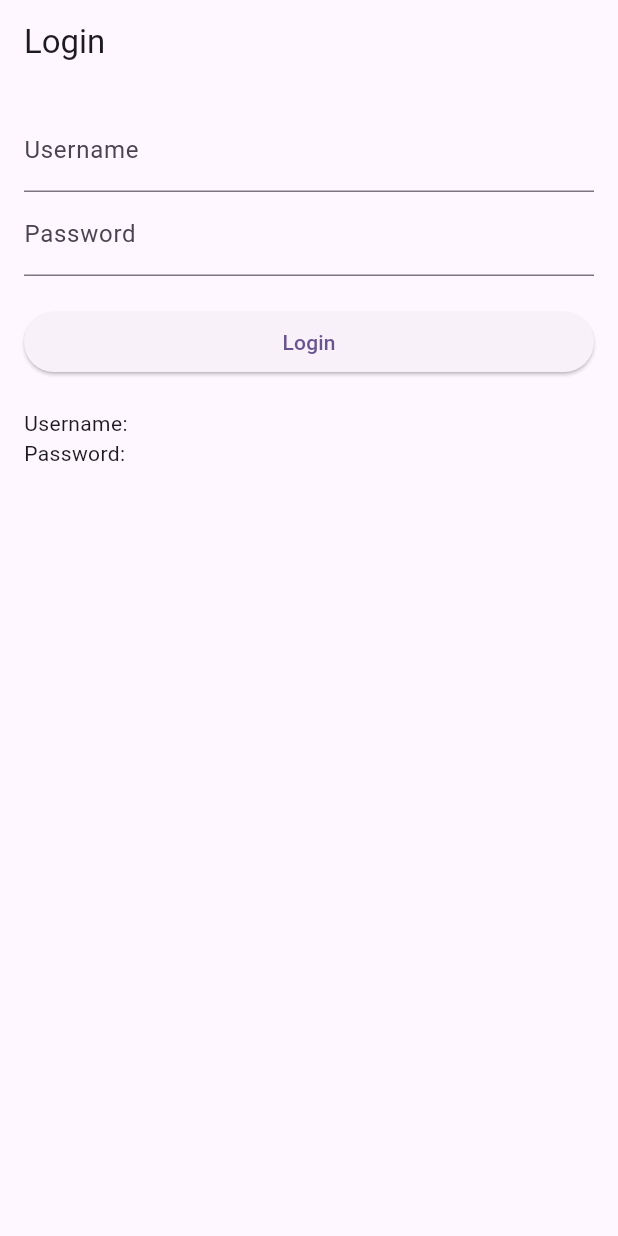
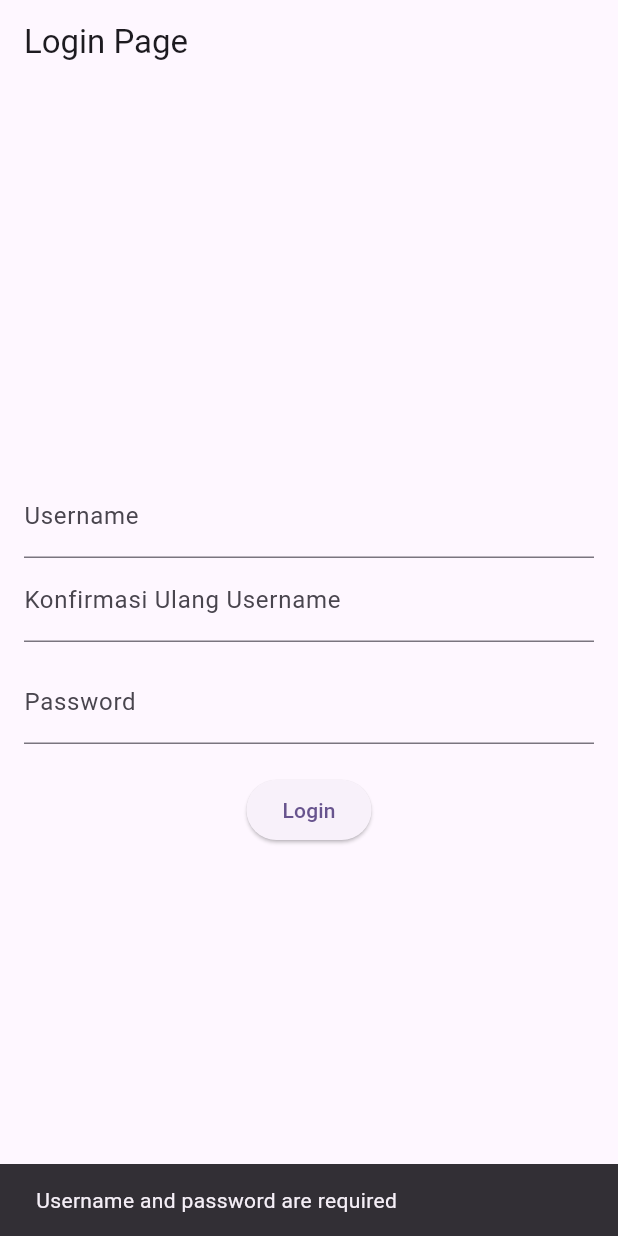
Before and after one commit to bagussatt/Gemah_Ripah_Hijau, a Flutter app: the screen it shows after launch, after a tap on "Login", on a phone screen of 412 x 824 dp. Run offline on Flutter 3.47's test engine with Material 3 defaults, Android fonts, the phone set to English and light mode, and no system bars; our stand-ins replace flutter_rating_bar, geocoding, geolocator, google_maps_flutter, image_picker; network calls fail.

Commit message:
"Refactor login functionality, update user model, and modify UI components"

```diff
--- /dev/null
+++ b/devtools_options.yaml
@@ -0,0 +1,3 @@
+description: This file stores settings for Dart & Flutter DevTools.
+documentation: https://docs.flutter.dev/tools/devtools/extensions#configure-extension-enablement-states
+extensions:
--- a/lib/controllers/login_controller.dart
+++ b/lib/controllers/login_controller.dart
@@ -1,12 +1,16 @@
 import 'package:grhijau/models/user.dart';
-import 'package:grhijau/repositories/UserRepository.dart';
+import 'package:grhijau/sevices/authservice.dart'; // Pastikan penulisan nama file dan import benar
 
-class LoginController {
-  final UserRepository userRepository;
+class UserController {
+  final AuthService _authService = AuthService();
 
-  LoginController({required this.userRepository});
-
-  Future<User?> login(String username, String password) {
-    return userRepository.login(username, password);
+  Future<User> login(String username, String password) async {
+    try {
+      // Panggil fungsi login dari AuthService
+      User user = await _authService.login(username, password);
+      return user; // Kembalikan objek User jika login berhasil
+    } catch (e) {
+      throw e; // lempar kembali error jika terjadi kesalahan
+    }
   }
 }
--- a/lib/models/homeuser.dart
+++ /dev/null
@@ -1,15 +0,0 @@
-class User {
-  final int id;
-  final String username;
-  final String role;
-
-  User({required this.id, required this.username, required this.role});
-
-  factory User.fromJson(Map<String, dynamic> json) {
-    return User(
-      id: json['user_id'],
-      username: json['username'],
-      role: json['role'],
-    );
-  }
-}
--- a/lib/models/user.dart
+++ b/lib/models/user.dart
@@ -3,18 +3,17 @@ class User {
   final String username;
   final String role;
 
-  User({required this.id, required this.username, required this.role});
+  User({
+    required this.id,
+    required this.username,
+    required this.role,
+  });
 
-  factory User.fromJson(Map<String, dynamic>? json) {
-    if (json == null) {
-      throw FormatException("Invalid JSON format");
-    }
-
+  factory User.fromJson(Map<String, dynamic> json) {
     return User(
-      id: json['user_id'] ?? 0, // Ganti dengan nilai default sesuai kebutuhan
-      username:
-          json['username'] ?? '', // Ganti dengan nilai default sesuai kebutuhan
-      role: json['role'] ?? '', // Ganti dengan nilai default sesuai kebutuhan
+      id: json['id'] ?? 0,
+      username: json['username'] ?? "",
+      role: json['role'] ?? "",
     );
   }
 }
--- a/lib/repositories/UserRepository.dart
+++ b/lib/repositories/UserRepository.dart
@@ -1,23 +1,26 @@
+import 'package:http/http.dart' as http;
+import 'dart:convert';
 import 'package:grhijau/models/user.dart';
-import 'dart:convert';
-
-import 'package:grhijau/sevices/authservice.dart';
 
 class UserRepository {
-  final ApiService apiService;
+  final String baseUrl =
+      'http://10.0.2.2:3000/users'; // Sesuaikan dengan base URL backend Anda
 
-  UserRepository({required this.apiService});
-
-  Future<User?> login(String username, String password) async {
-    final response = await apiService.post('/users/login', {
-      'username': username,
-      'password': password,
-    });
+  Future<User> login(String username, String password) async {
+    final response = await http.post(
+      Uri.parse('$baseUrl/login'),
+      headers: {'Content-Type': 'application/json'},
+      body: json.encode({
+        'username': username,
+        'password': password,
+      }),
+    );
 
     if (response.statusCode == 200) {
-      return User.fromJson(jsonDecode(response.body));
+      final responseBody = json.decode(response.body);
+      return User.fromJson(responseBody); // Pastikan User.fromJson sudah sesuai dengan struktur JSON
     } else {
-      return null;
+      throw Exception('Failed to login: ${response.body}');
     }
   }
 }
--- a/lib/screens/user/login_page.dart
+++ b/lib/screens/user/login_page.dart
@@ -1,10 +1,7 @@
 import 'package:flutter/material.dart';
-import 'package:grhijau/controllers/login_controller.dart';
-import 'package:grhijau/models/user.dart';
-import 'package:grhijau/repositories/UserRepository.dart';
-import 'package:grhijau/screens/admin/adminhome_page.dart';
-import 'package:grhijau/screens/user/userhome_page.dart';
-import 'package:grhijau/sevices/authservice.dart';
+import 'package:grhijau/controllers/login_controller.dart'; // Sesuaikan dengan path yang benar
+import 'package:grhijau/screens/user/userhome_page.dart'; // Sesuaikan dengan path yang benar
+import 'package:grhijau/models/user.dart'; // Sesuaikan dengan path yang benar
 
 class LoginPage extends StatefulWidget {
   @override
@@ -12,58 +9,40 @@ class LoginPage extends StatefulWidget {
 }
 
 class _LoginPageState extends State<LoginPage> {
+  final TextEditingController _nama = TextEditingController();
   final TextEditingController _usernameController = TextEditingController();
   final TextEditingController _passwordController = TextEditingController();
-  final LoginController _loginController = LoginController(
-    userRepository: UserRepository(
-      apiService: ApiService(baseUrl: 'http://10.0.2.2:3000'),
-    ),
-  );
-
-  String _message = '';
-  String _enteredUsername = '';
-  String _enteredPassword = '';
+  final UserController _userController =
+      UserController(); // Sesuaikan dengan controller yang benar
 
   void _login() async {
+    try {
       final username = _usernameController.text;
       final password = _passwordController.text;
 
-    setState(() {
-      _enteredUsername = username;
-      _enteredPassword = password;
-    });
+      if (username.isNotEmpty && password.isNotEmpty) {
+        final User user = await _userController.login(username,
+            password); // Pastikan model User telah diimpor dengan benar
 
-    User? user = await _loginController.login(username, password);
-
-    if (user != null) {
-      setState(() {
-        _message = 'Login berhasil sebagai ${user.username}';
-      });
-      ScaffoldMessenger.of(context).showSnackBar(
-        SnackBar(content: Text('Login berhasil sebagai ${user.username}')),
-      );
-
-      // Navigasi berdasarkan peran pengguna
         if (user.role == 'admin') {
-        Navigator.pushReplacement(
-          context,
-          MaterialPageRoute(builder: (context) => AdminHomePage()),
-        );
+          // Navigasi ke halaman admin jika diperlukan
         } else {
           Navigator.pushReplacement(
             context,
             MaterialPageRoute(
               builder: (context) => UserHomePage(
-                    username: user.username,
-                  )),
+                  nama: _nama.text), // Mengirim username dan userId
+            ),
           );
         }
       } else {
-      setState(() {
-        _message = 'Login gagal';
-      });
         ScaffoldMessenger.of(context).showSnackBar(
-        SnackBar(content: Text('Login gagal')),
+          SnackBar(content: Text('Username and password are required')),
+        );
+      }
+    } catch (e) {
+      ScaffoldMessenger.of(context).showSnackBar(
+        SnackBar(content: Text('Failed to login: $e')),
       );
     }
   }
@@ -71,31 +50,34 @@ class _LoginPageState extends State<LoginPage> {
   @override
   Widget build(BuildContext context) {
     return Scaffold(
-      appBar: AppBar(title: Text('Login')),
+      appBar: AppBar(
+        title: Text('Login Page'),
+      ),
       body: Padding(
-        padding: const EdgeInsets.all(16.0),
+        padding: EdgeInsets.all(16.0),
         child: Column(
-          crossAxisAlignment: CrossAxisAlignment.stretch,
-          children: [
+          mainAxisAlignment: MainAxisAlignment.center,
+          children: <Widget>[
             TextField(
               controller: _usernameController,
               decoration: InputDecoration(labelText: 'Username'),
             ),
             TextField(
+              controller: _nama,
+              decoration:
+                  InputDecoration(labelText: 'Konfirmasi Ulang Username'),
+            ),
+            SizedBox(height: 12.0),
+            TextField(
               controller: _passwordController,
+              obscureText: true,
               decoration: InputDecoration(labelText: 'Password'),
-              obscureText: true,
             ),
-            SizedBox(height: 20),
+            SizedBox(height: 20.0),
             ElevatedButton(
               onPressed: _login,
               child: Text('Login'),
             ),
-            SizedBox(height: 20),
-            Text('Username: $_enteredUsername'),
-            Text('Password: $_enteredPassword'),
-            SizedBox(height: 20),
-            Text(_message, style: TextStyle(color: Colors.red)),
           ],
         ),
       ),
--- a/lib/screens/user/pickup/createpickup.dart
+++ b/lib/screens/user/pickup/createpickup.dart
@@ -46,7 +46,6 @@ class _CreatePickupPageState extends State<CreatePickupPage> {
         'user_id': widget.userId,
         'waktu': dateTime,
         'lokasi': _lokasi,
-        'catatan': catatanController.text,
       }),
     );
 
--- a/lib/sevices/authservice.dart
+++ b/lib/sevices/authservice.dart
@@ -1,17 +1,16 @@
-import 'dart:convert';
-import 'package:http/http.dart' as http;
+import 'package:grhijau/models/user.dart';
+import 'package:grhijau/repositories/UserRepository.dart';
 
-class ApiService {
-  final String baseUrl;
+class AuthService {
+  final UserRepository _userRepository = UserRepository();
 
-  ApiService({required this.baseUrl});
-
-  Future<http.Response> post(String endpoint, Map<String, dynamic> data) async {
-    final url = Uri.parse('$baseUrl$endpoint');
-    return await http.post(
-      url,
-      headers: {'Content-Type': 'application/json'},
-      body: jsonEncode(data),
-    );
+  Future<User> login(String username, String password) async {
+    try {
+      // Panggil fungsi login dari UserRepository
+      User user = await _userRepository.login(username, password);
+      return user; // Kembalikan objek User jika login berhasil
+    } catch (e) {
+      throw e; // Lemparkan kembali error jika terjadi kesalahan
+    }
   }
 }
--- a/pubspec.yaml
+++ b/pubspec.yaml
@@ -44,6 +44,7 @@ dependencies:
   geolocator: ^9.0.2
   google_maps_flutter: ^2.2.3
   flutter_rating_bar: ^4.0.1
+  provider: ^6.1.2
 
 
 
```
Also changed, not shown: lib/repositories/homerepository.dart (deleted, +0 -20 lines), lib/screens/admin/register_page.dart (+1 -7 lines), lib/screens/user/userhome_page.dart (+19 -18 lines), pubspec.lock. Lines whose indentation alone changed are shown as unchanged.
